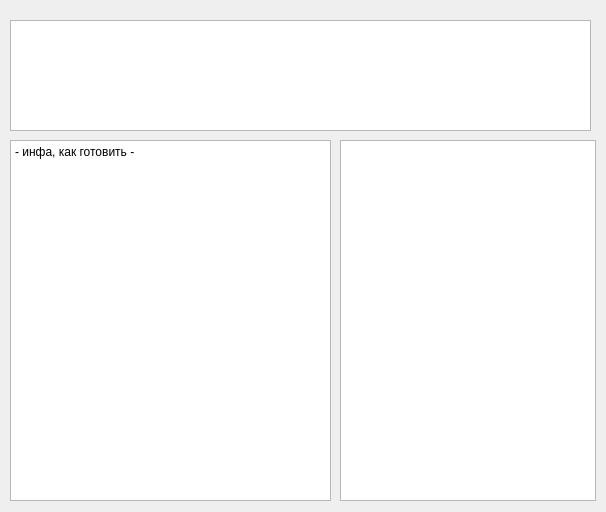
mellonii/maltite, file courseWork/recipe.ui: the form before one commit.
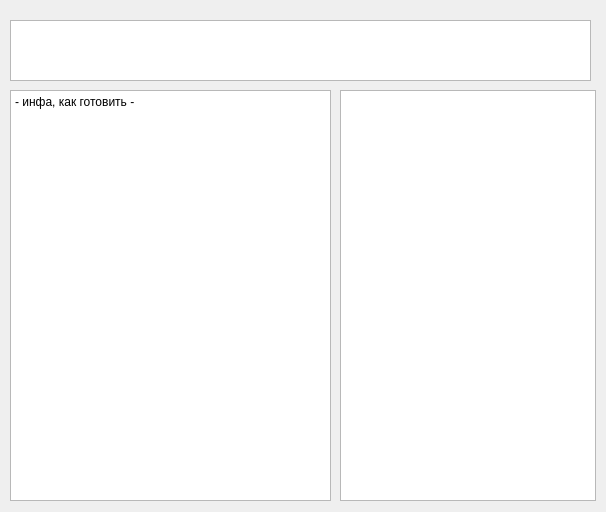
The form after the commit.

The edit to the form file:
```diff
--- a/courseWork/recipe.ui
+++ b/courseWork/recipe.ui
@@ -17,9 +17,9 @@
    <property name="geometry">
     <rect>
      <x>10</x>
-     <y>140</y>
+     <y>90</y>
      <width>321</width>
-     <height>361</height>
+     <height>411</height>
     </rect>
    </property>
    <property name="html">
@@ -37,7 +37,7 @@
      <x>10</x>
      <y>20</y>
      <width>581</width>
-     <height>111</height>
+     <height>61</height>
     </rect>
    </property>
   </widget>
@@ -45,9 +45,9 @@
    <property name="geometry">
     <rect>
      <x>340</x>
-     <y>140</y>
+     <y>90</y>
      <width>256</width>
-     <height>361</height>
+     <height>411</height>
     </rect>
    </property>
   </widget>
```
